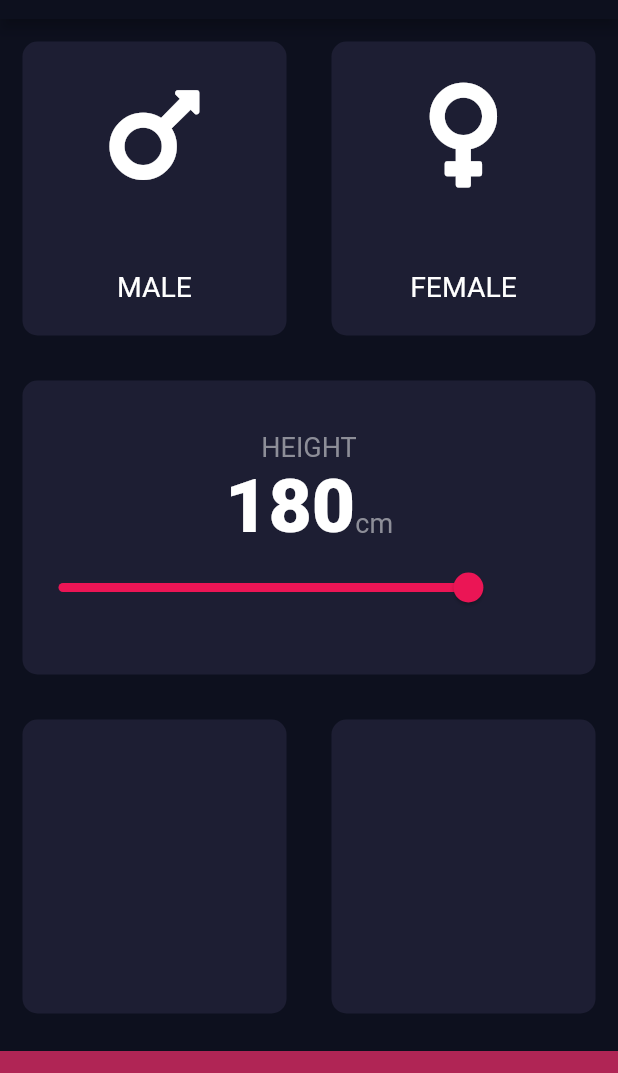
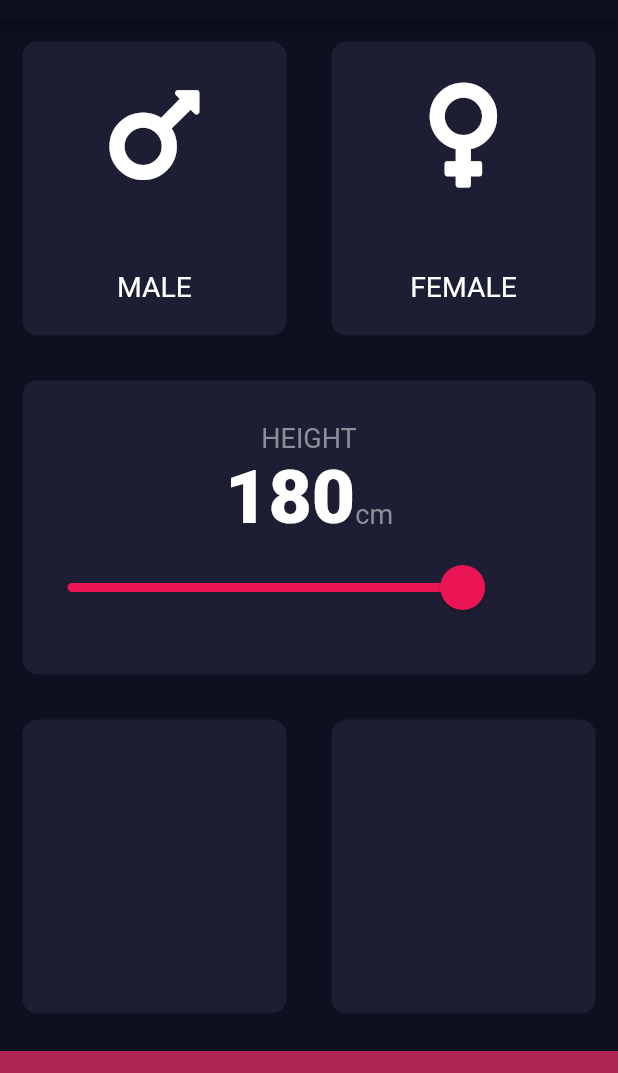
Before and after one commit to abdulaziz-damlahi/bmi-calculator, a Flutter app: the screen it shows after launch, on a phone screen of 412 x 824 dp, the part 65-1138 px from its top. Run offline on Flutter 3.47's test engine with Material 2 defaults, Android fonts, the phone set to English and light mode, and no system bars; our stand-ins replace font_awesome_flutter; missing offline and left inert: dart:ffi.

Commit message:
slider theme

```diff
--- a/lib/input_page.dart
+++ b/lib/input_page.dart
@@ -91,18 +91,27 @@ class _InputPageState extends State<InputPage> {
                       ),
                     ],
                   ),
-                  Slider(
+                  SliderTheme(
+                    data: SliderTheme.of(context).copyWith(
+                      inactiveTrackColor: Color(0xFFE8d),
+                      thumbColor: Color(0xFFeB1555),
+                      activeTrackColor: Color(0xFFeB1555),
+                      overlayColor: Color(0x1feB1555),
+                      thumbShape:
+                          RoundSliderThumbShape(enabledThumbRadius: 15.0),
+                      overlayShape: RoundSliderOverlayShape(overlayRadius: 30),
+                    ),
+                    child: Slider(
                       value: height.toDouble(),
                       min: 0,
                       max: 220,
-                    activeColor: Color(0xFFEB1555),
-                    inactiveColor: Color(0xFFE8d),
                       label: height.round().toString(),
                       onChanged: (double value) {
                         setState(() {
                           height = value.round();
                         });
                       },
+                    ),
                   ),
                 ],
               ),
```
Lines whose indentation alone changed are shown as unchanged.
